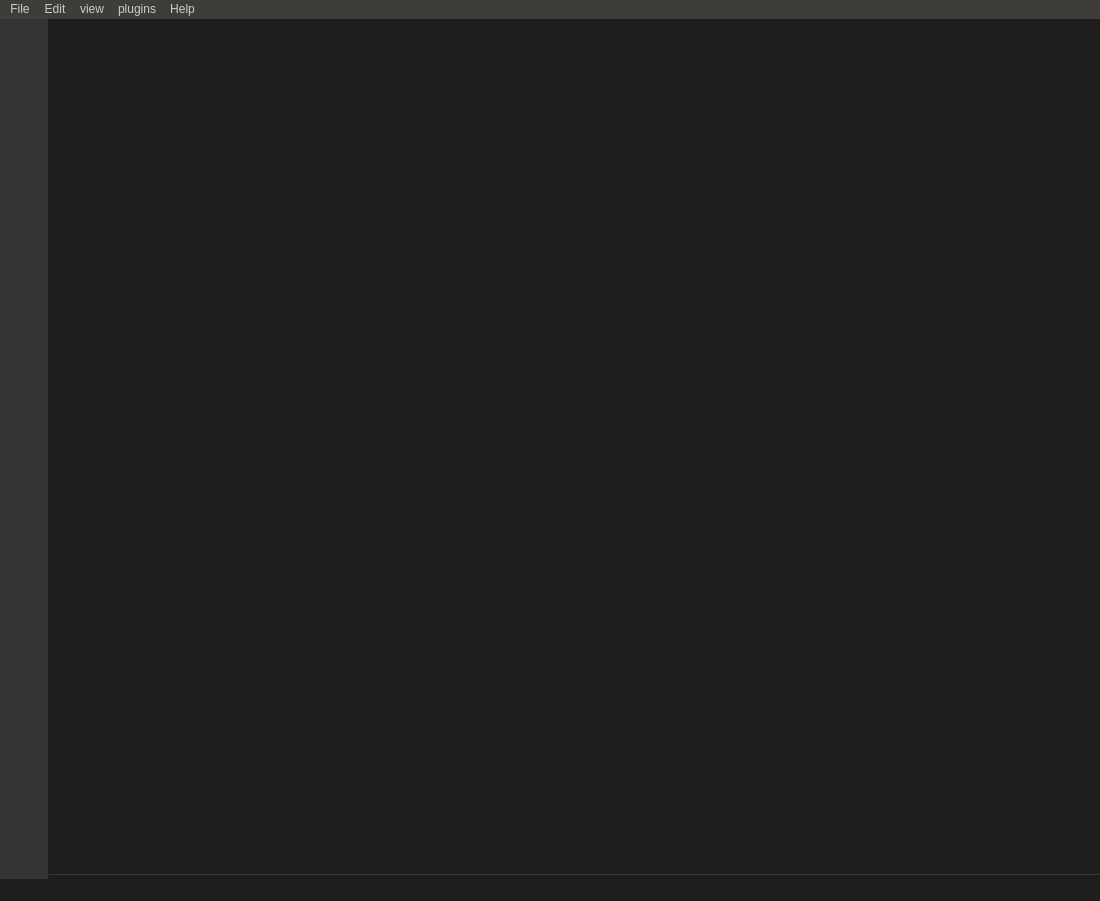
Before: the Qt Designer form ui/mainwindow.ui in Photin1a/robot-tools, drawn with Qt 5.
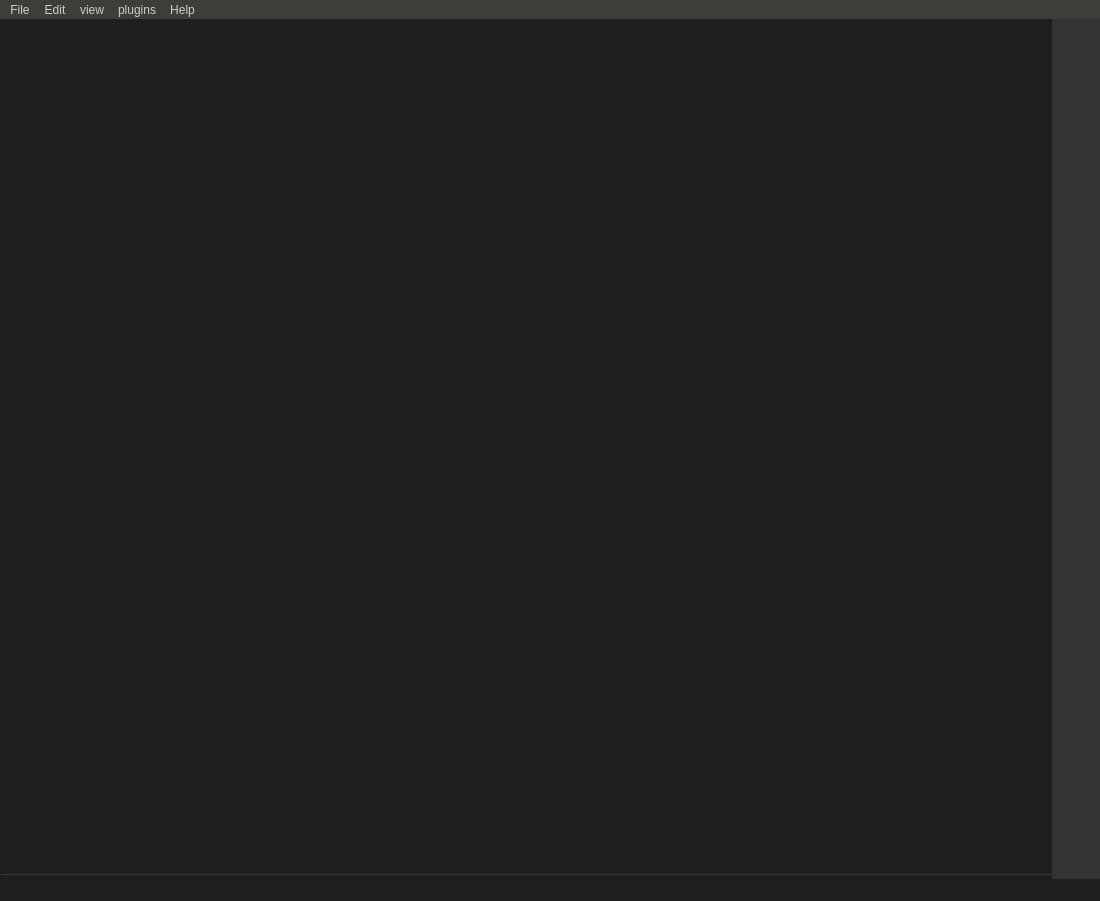
After: the same form once the commit is applied. Icons and pictures are not drawn.

Commit message: tool-frame,plugin example-calibraton

Diff of the .ui file:
```diff
--- a/ui/mainwindow.ui
+++ b/ui/mainwindow.ui
@@ -37,6 +37,180 @@
      <number>0</number>
     </property>
     <item row="0" column="1">
+     <widget class="QWidget" name="SideBar" native="true">
+      <property name="sizePolicy">
+       <sizepolicy hsizetype="Fixed" vsizetype="Expanding">
+        <horstretch>0</horstretch>
+        <verstretch>0</verstretch>
+       </sizepolicy>
+      </property>
+      <property name="styleSheet">
+       <string notr="true">background-color: rgb(51, 51, 51);</string>
+      </property>
+      <layout class="QVBoxLayout" name="toolbar_layout">
+       <property name="spacing">
+        <number>0</number>
+       </property>
+       <property name="leftMargin">
+        <number>0</number>
+       </property>
+       <property name="topMargin">
+        <number>0</number>
+       </property>
+       <property name="rightMargin">
+        <number>0</number>
+       </property>
+       <property name="bottomMargin">
+        <number>0</number>
+       </property>
+       <item>
+        <widget class="QWidget" name="plugin_list" native="true">
+         <property name="sizePolicy">
+          <sizepolicy hsizetype="Expanding" vsizetype="Expanding">
+           <horstretch>0</horstretch>
+           <verstretch>0</verstretch>
+          </sizepolicy>
+         </property>
+         <layout class="QVBoxLayout" name="verticalLayout">
+          <property name="spacing">
+           <number>0</number>
+          </property>
+          <property name="leftMargin">
+           <number>0</number>
+          </property>
+          <property name="topMargin">
+           <number>0</number>
+          </property>
+          <property name="rightMargin">
+           <number>0</number>
+          </property>
+          <property name="bottomMargin">
+           <number>0</number>
+          </property>
+         </layout>
+        </widget>
+       </item>
+       <item>
+        <spacer name="verticalSpacer">
+         <property name="orientation">
+          <enum>Qt::Vertical</enum>
+         </property>
+         <property name="sizeHint" stdset="0">
+          <size>
+           <width>20</width>
+           <height>999999999</height>
+          </size>
+         </property>
+        </spacer>
+       </item>
+       <item>
+        <widget class="QToolButton" name="user">
+         <property name="sizePolicy">
+          <sizepolicy hsizetype="Fixed" vsizetype="Fixed">
+           <horstretch>0</horstretch>
+           <verstretch>0</verstretch>
+          </sizepolicy>
+         </property>
+         <property name="minimumSize">
+          <size>
+           <width>48</width>
+           <height>48</height>
+          </size>
+         </property>
+         <property name="styleSheet">
+          <string notr="true">/* 上边框宽度0像素、突出显示、颜色为透明 */
+QToolButton{   
+	border: 0px outset transparent;       
+	background-color: #333333;	
+}
+
+/* 鼠标悬停 */
+QToolButton:hover{
+	background-color: #151515;	
+}
+
+/* 点击和按下 */
+QToolButton:pressed,QToolButton:checked{
+	border-left: 3px outset rgb(93, 95, 97);  /* 左边框宽度3像素、突出显示、颜色为深灰 */
+	background-color:#151515;	
+}
+
+QPushButton:default {
+    border-color: navy; /* make the default button prominent */
+}
+</string>
+         </property>
+         <property name="text">
+          <string/>
+         </property>
+         <property name="icon">
+          <iconset>
+           <normaloff>:/imgs/user.png</normaloff>:/imgs/user.png</iconset>
+         </property>
+         <property name="iconSize">
+          <size>
+           <width>30</width>
+           <height>30</height>
+          </size>
+         </property>
+        </widget>
+       </item>
+       <item>
+        <widget class="QToolButton" name="setup">
+         <property name="sizePolicy">
+          <sizepolicy hsizetype="Fixed" vsizetype="Fixed">
+           <horstretch>0</horstretch>
+           <verstretch>0</verstretch>
+          </sizepolicy>
+         </property>
+         <property name="minimumSize">
+          <size>
+           <width>48</width>
+           <height>48</height>
+          </size>
+         </property>
+         <property name="styleSheet">
+          <string notr="true">/* 上边框宽度0像素、突出显示、颜色为透明 */
+QToolButton{   
+	border: 0px outset transparent;       
+	background-color: #333333;	
+}
+
+/* 鼠标悬停 */
+QToolButton:hover{
+	background-color: #151515;	
+}
+
+/* 点击和按下 */
+QToolButton:pressed,QToolButton:checked{
+	border-left: 3px outset rgb(93, 95, 97);  /* 左边框宽度3像素、突出显示、颜色为深灰 */
+	background-color:#151515;	
+}
+
+QPushButton:default {
+    border-color: navy; /* make the default button prominent */
+}
+</string>
+         </property>
+         <property name="text">
+          <string/>
+         </property>
+         <property name="icon">
+          <iconset>
+           <normaloff>:/imgs/setup.png</normaloff>:/imgs/setup.png</iconset>
+         </property>
+         <property name="iconSize">
+          <size>
+           <width>38</width>
+           <height>38</height>
+          </size>
+         </property>
+        </widget>
+       </item>
+      </layout>
+     </widget>
+    </item>
+    <item row="0" column="0">
      <widget class="QSplitter" name="HSpliiter">
       <property name="styleSheet">
        <string notr="true">QSplitter::handle {
@@ -179,180 +353,6 @@
       </widget>
      </widget>
     </item>
-    <item row="0" column="0">
-     <widget class="QWidget" name="SideBar" native="true">
-      <property name="sizePolicy">
-       <sizepolicy hsizetype="Fixed" vsizetype="Expanding">
-        <horstretch>0</horstretch>
-        <verstretch>0</verstretch>
-       </sizepolicy>
-      </property>
-      <property name="styleSheet">
-       <string notr="true">background-color: rgb(51, 51, 51);</string>
-      </property>
-      <layout class="QVBoxLayout" name="toolbar_layout">
-       <property name="spacing">
-        <number>0</number>
-       </property>
-       <property name="leftMargin">
-        <number>0</number>
-       </property>
-       <property name="topMargin">
-        <number>0</number>
-       </property>
-       <property name="rightMargin">
-        <number>0</number>
-       </property>
-       <property name="bottomMargin">
-        <number>0</number>
-       </property>
-       <item>
-        <widget class="QWidget" name="plugin_list" native="true">
-         <property name="sizePolicy">
-          <sizepolicy hsizetype="Expanding" vsizetype="Expanding">
-           <horstretch>0</horstretch>
-           <verstretch>0</verstretch>
-          </sizepolicy>
-         </property>
-         <layout class="QVBoxLayout" name="verticalLayout">
-          <property name="spacing">
-           <number>0</number>
-          </property>
-          <property name="leftMargin">
-           <number>0</number>
-          </property>
-          <property name="topMargin">
-           <number>0</number>
-          </property>
-          <property name="rightMargin">
-           <number>0</number>
-          </property>
-          <property name="bottomMargin">
-           <number>0</number>
-          </property>
-         </layout>
-        </widget>
-       </item>
-       <item>
-        <spacer name="verticalSpacer">
-         <property name="orientation">
-          <enum>Qt::Vertical</enum>
-         </property>
-         <property name="sizeHint" stdset="0">
-          <size>
-           <width>20</width>
-           <height>999999999</height>
-          </size>
-         </property>
-        </spacer>
-       </item>
-       <item>
-        <widget class="QToolButton" name="user">
-         <property name="sizePolicy">
-          <sizepolicy hsizetype="Fixed" vsizetype="Fixed">
-           <horstretch>0</horstretch>
-           <verstretch>0</verstretch>
-          </sizepolicy>
-         </property>
-         <property name="minimumSize">
-          <size>
-           <width>48</width>
-           <height>48</height>
-          </size>
-         </property>
-         <property name="styleSheet">
-          <string notr="true">/* 上边框宽度0像素、突出显示、颜色为透明 */
-QToolButton{   
-	border: 0px outset transparent;       
-	background-color: #333333;	
-}
-
-/* 鼠标悬停 */
-QToolButton:hover{
-	background-color: #151515;	
-}
-
-/* 点击和按下 */
-QToolButton:pressed,QToolButton:checked{
-	border-left: 3px outset rgb(93, 95, 97);  /* 左边框宽度3像素、突出显示、颜色为深灰 */
-	background-color:#151515;	
-}
-
-QPushButton:default {
-    border-color: navy; /* make the default button prominent */
-}
-</string>
-         </property>
-         <property name="text">
-          <string/>
-         </property>
-         <property name="icon">
-          <iconset>
-           <normaloff>:/imgs/user.png</normaloff>:/imgs/user.png</iconset>
-         </property>
-         <property name="iconSize">
-          <size>
-           <width>30</width>
-           <height>30</height>
-          </size>
-         </property>
-        </widget>
-       </item>
-       <item>
-        <widget class="QToolButton" name="setup">
-         <property name="sizePolicy">
-          <sizepolicy hsizetype="Fixed" vsizetype="Fixed">
-           <horstretch>0</horstretch>
-           <verstretch>0</verstretch>
-          </sizepolicy>
-         </property>
-         <property name="minimumSize">
-          <size>
-           <width>48</width>
-           <height>48</height>
-          </size>
-         </property>
-         <property name="styleSheet">
-          <string notr="true">/* 上边框宽度0像素、突出显示、颜色为透明 */
-QToolButton{   
-	border: 0px outset transparent;       
-	background-color: #333333;	
-}
-
-/* 鼠标悬停 */
-QToolButton:hover{
-	background-color: #151515;	
-}
-
-/* 点击和按下 */
-QToolButton:pressed,QToolButton:checked{
-	border-left: 3px outset rgb(93, 95, 97);  /* 左边框宽度3像素、突出显示、颜色为深灰 */
-	background-color:#151515;	
-}
-
-QPushButton:default {
-    border-color: navy; /* make the default button prominent */
-}
-</string>
-         </property>
-         <property name="text">
-          <string/>
-         </property>
-         <property name="icon">
-          <iconset>
-           <normaloff>:/imgs/setup.png</normaloff>:/imgs/setup.png</iconset>
-         </property>
-         <property name="iconSize">
-          <size>
-           <width>38</width>
-           <height>38</height>
-          </size>
-         </property>
-        </widget>
-       </item>
-      </layout>
-     </widget>
-    </item>
    </layout>
   </widget>
   <widget class="QStatusBar" name="statusbar"/>
@@ -366,10 +366,22 @@
     </rect>
    </property>
    <property name="styleSheet">
-    <string notr="true">background-color: rgb(62, 61, 57);
+    <string notr="true">        QMenuBar {
+background-color: rgb(62, 61, 57);
 color: rgb(204, 204, 204);
+        }
+        QMenuBar::item {
+background-color: rgb(62, 61, 57);
+color: rgb(204, 204, 204);
+        }
 
-
+        QMenu::item {
+background-color: rgb(62, 61, 57);
+color: rgb(204, 204, 204);
+        }
+        QMenu::item:selected {
+            background-color: #555;
+        }
 </string>
    </property>
    <widget class="QMenu" name="menuFile">
```
The commit also changes 110 other files.
